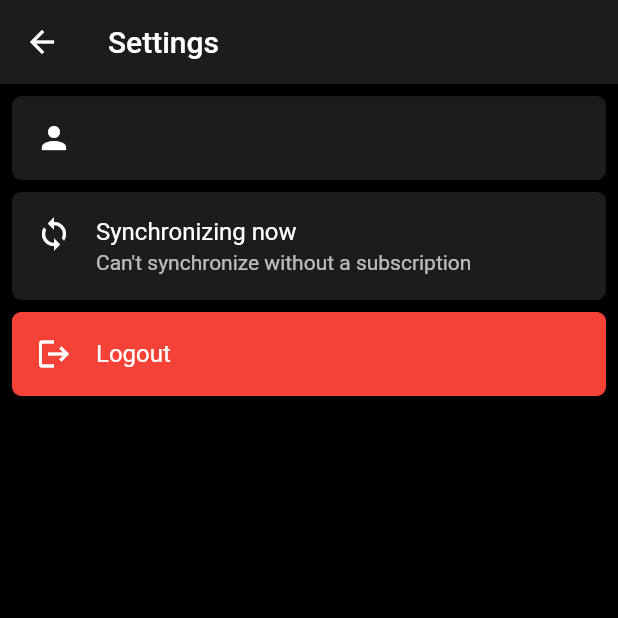
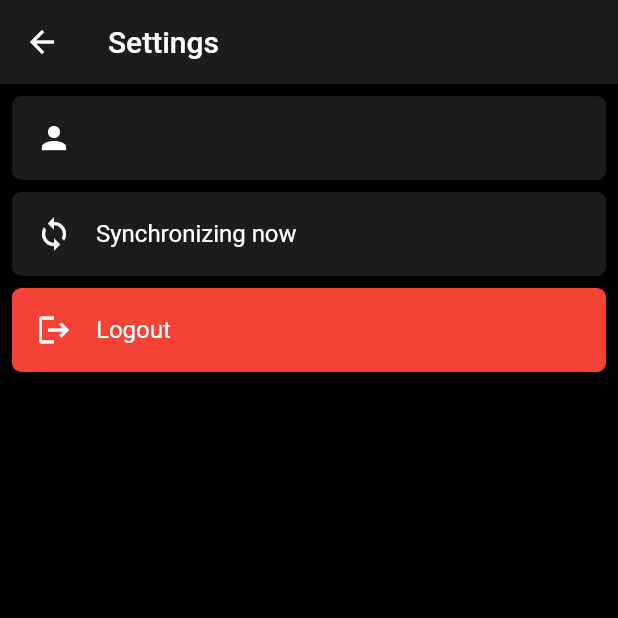
Before and after one commit to Appli-chic/Chic-Secret-Flutter, a Flutter app: the SettingsScreen screen opened directly, on a phone screen of 412 x 824 dp, the top half of it. Run offline on Flutter 3.47's test engine with Material 2 defaults, Android fonts, the phone set to English and light mode, and no system bars; our stand-ins replace file_picker, flutter_easyloading, flutter_typeahead, fluttertoast, in_app_purchase, local_auth and 6 more; missing offline and left inert: clipboard, encrypt, file_selector, flex_color_picker, in_app_purchase_android; accounts and stored records are empty.

Commit message:
Fix - removing subscription system.

```diff
--- a/lib/ui/screen/settings_screen.dart
+++ b/lib/ui/screen/settings_screen.dart
@@ -233,17 +233,13 @@ class _SettingsScreenState extends State<SettingsScreen>
     );
   }
 
+  /// Displays the last time it synchronized
   Widget? _displaysSynchronizationSubtitle(String? lastSyncDate) {
-    if (_user!.isSubscribed != null && _user!.isSubscribed!) {
-      if (lastSyncDate != null) {
-        return Text(lastSyncDate);
-      }
+    if (lastSyncDate != null) {
+      return Text(lastSyncDate);
+    }
 
-      return null;
-    } else {
-      return Text(
-          AppTranslations.of(context).text("no_subscription_synchronization"));
-    }
+    return null;
   }
 
   /// On subscribe clicked move to the subscribe page
```
